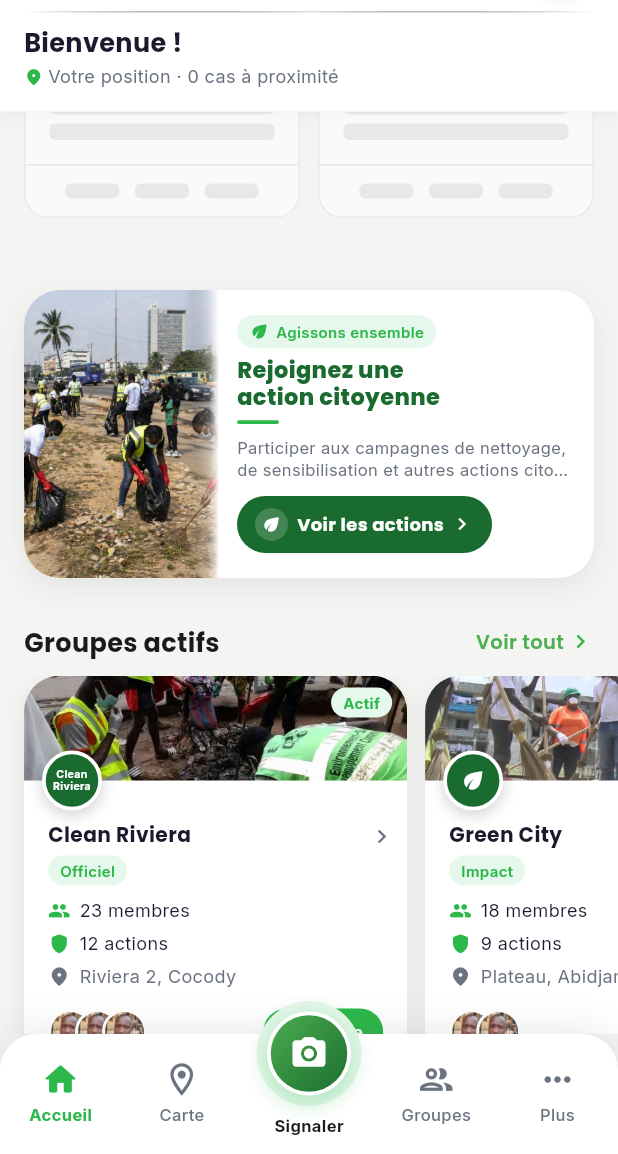
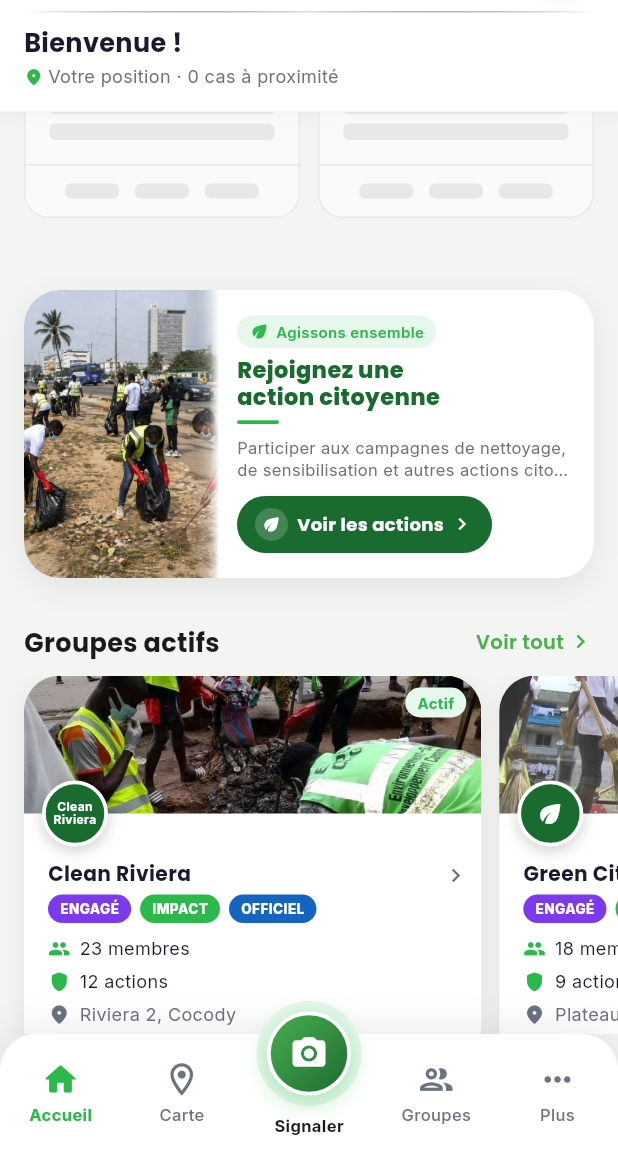
Before and after one commit to MarcelYOH/CliinApp-MVP, a Flutter app: the screen it shows after launch, scrolled down 576 dp, on a phone screen of 412 x 824 dp, the part 82-1236 px from its top. Run offline on Flutter 3.47's test engine with Material 3 defaults, Android fonts, the phone set to English and light mode, and no system bars; our stand-ins replace camera, geocoding, geolocator, google_fonts, image_picker, shared_preferences and 1 more; accounts and stored records are empty.

Commit message:
fix: badges de niveau colorés + ordre fixe, description et carte groupe agrandie
Ajoute levelEngage (violet) et levelOfficiel (bleu) à app_colors.dart pour
des badges pilule pleinement contrastés (fond plein, texte blanc majuscule)
au lieu du fond pâle illisible en extérieur. Ordre d'affichage Engagé/
Impact/Officiel garanti via kGroupLevelOrder. Ajoute la description
tronquée sur la carte, agrandit la carte (largeur/bannière/avatar) pour
laisser respirer tous les éléments, et filtre l'aperçu accueil via
selectFeaturedGroups() pour ne montrer que les groupes les plus complets.

```diff
--- a/lib/core/constants/app_colors.dart
+++ b/lib/core/constants/app_colors.dart
@@ -15,6 +15,11 @@ class CliinAppColors {
   static const Color alertOrange    = Color(0xFFFF9800);
   static const Color alertCritical  = Color(0xFFF44336);
 
+  // Niveaux de badge groupe (Engagé / Impact / Officiel)
+  static const Color levelEngage    = Color(0xFF7C3AED); // violet vif
+  static const Color levelOfficiel  = Color(0xFF1565C0); // bleu vif
+  // Impact réutilise primary (vert) — pas de nouvelle constante nécessaire.
+
   // Textes
   static const Color textDark       = Color(0xFF1A1A2E);
   static const Color textSecondary  = Color(0xFF6B7280);
--- a/lib/features/home/data/home_dummy_data.dart
+++ b/lib/features/home/data/home_dummy_data.dart
@@ -45,12 +45,14 @@ class HomeDummyData {
     GroupModel(
       name: 'Clean Riviera',
       location: 'Riviera 2, Cocody',
+      description:
+          'Nettoyage hebdomadaire des rues et sensibilisation au tri sélectif dans le quartier.',
       membersCount: 23,
       actionsCount: 12,
       bannerAsset: 'assets/images/group_banner1.jpg',
       logoText: 'Clean\nRiviera',
       isActive: true,
-      levelBadges: ['Officiel'],
+      levelBadges: ['Officiel', 'Engagé', 'Impact'],
       leaderAvatarAssets: [
         'assets/images/profile.jpg',
         'assets/images/profile.jpg',
@@ -60,12 +62,14 @@ class HomeDummyData {
     GroupModel(
       name: 'Green City',
       location: 'Plateau, Abidjan',
+      description:
+          'Collectif pour un cadre de vie plus vert : reboisement urbain et compostage communautaire.',
       membersCount: 18,
       actionsCount: 9,
       bannerAsset: 'assets/images/group_banner2.jpg',
       hasLeafIcon: true,
       isActive: true,
-      levelBadges: ['Impact'],
+      levelBadges: ['Impact', 'Engagé', 'Officiel'],
       leaderAvatarAssets: [
         'assets/images/profile.jpg',
         'assets/images/profile.jpg',
@@ -74,6 +78,8 @@ class HomeDummyData {
     GroupModel(
       name: 'Eco Jeunes',
       location: 'Yopougon, Abidjan',
+      description:
+          'Mobilisation des jeunes autour des enjeux environnementaux locaux, ateliers et actions terrain.',
       membersCount: 31,
       actionsCount: 15,
       bannerAsset: 'assets/images/group_banner3.jpg',
--- a/lib/features/home/models/group_model.dart
+++ b/lib/features/home/models/group_model.dart
@@ -1,8 +1,13 @@
 // lib/features/home/models/group_model.dart
+
+// Ordre d'affichage fixe des badges de niveau, quel que soit l'ordre
+// dans lequel ils sont fournis par GroupModel.levelBadges.
+const List<String> kGroupLevelOrder = ['Engagé', 'Impact', 'Officiel'];
 
 class GroupModel {
   final String name;
   final String location;
+  final String? description;
   final int membersCount;
   final int actionsCount;
   final String bannerAsset;
@@ -16,6 +21,7 @@ class GroupModel {
   const GroupModel({
     required this.name,
     required this.location,
+    this.description,
     required this.membersCount,
     required this.actionsCount,
     required this.bannerAsset,
@@ -27,3 +33,17 @@ class GroupModel {
     this.leaderAvatarAssets = const [],
   });
 }
+
+// Aperçu "Groupes actifs" de l'accueil : priorité aux groupes qui ont
+// validé les 3 badges à la fois. Si aucun n'en a 3, on retombe sur les
+// groupes les plus complets, triés du plus au moins de badges validés.
+List<GroupModel> selectFeaturedGroups(List<GroupModel> groups) {
+  final complete = groups
+      .where((g) => kGroupLevelOrder.every(g.levelBadges.contains))
+      .toList();
+  if (complete.isNotEmpty) return complete;
+
+  final sorted = [...groups]
+    ..sort((a, b) => b.levelBadges.length.compareTo(a.levelBadges.length));
+  return sorted;
+}
--- a/lib/features/home/pages/home_page.dart
+++ b/lib/features/home/pages/home_page.dart
@@ -21,6 +21,7 @@ import '../widgets/home_groups.dart';
 import '../widgets/home_categories.dart';
 import '../widgets/home_recent_reports.dart';
 import '../models/category_model.dart';
+import '../models/group_model.dart';
 import '../data/home_dummy_data.dart';
 import '../models/home_report_model.dart';
 import '../../reports/pages/report_camera_page.dart';
@@ -248,7 +249,7 @@ class _HomePageState extends State<HomePage> {
       ),
       HomeActionBanner(data: HomeDummyData.actionBanner, onTap: () {}),
       HomeGroups(
-        groups: HomeDummyData.groups,
+        groups: selectFeaturedGroups(HomeDummyData.groups),
         onVoirTout: () {},
         onCardTap: (_) {},
       ),
--- a/lib/features/home/widgets/home_groups.dart
+++ b/lib/features/home/widgets/home_groups.dart
@@ -21,7 +21,7 @@ class HomeGroups extends StatelessWidget {
 
   @override
   Widget build(BuildContext context) {
-    final double cardWidth = MediaQuery.of(context).size.width * 0.62;
+    final double cardWidth = MediaQuery.of(context).size.width * 0.74;
 
     return Column(
       crossAxisAlignment: CrossAxisAlignment.start,
--- a/lib/shared/widgets/group_card.dart
+++ b/lib/shared/widgets/group_card.dart
@@ -28,8 +28,8 @@ class GroupCard extends StatefulWidget {
 class _GroupCardState extends State<GroupCard> {
   bool _isFollowing = false;
 
-  static const double _coverHeight = 70;
-  static const double _avatarSize = 40;
+  static const double _coverHeight = 92;
+  static const double _avatarSize = 44;
 
   void _toggleFollow() {
     setState(() => _isFollowing = !_isFollowing);
@@ -185,7 +185,7 @@ class _GroupCardState extends State<GroupCard> {
     return Center(
       child: widget.data.hasLeafIcon
           ? const Icon(Icons.eco_rounded,
-              color: CliinAppColors.textWhite, size: 18)
+              color: CliinAppColors.textWhite, size: 20)
           : Text(
               widget.data.logoText ?? '',
               textAlign: TextAlign.center,
@@ -193,7 +193,7 @@ class _GroupCardState extends State<GroupCard> {
               overflow: TextOverflow.ellipsis,
               style: CliinAppTextStyles.badge.copyWith(
                 color: CliinAppColors.textWhite,
-                fontSize: 7,
+                fontSize: 8,
                 fontWeight: FontWeight.bold,
                 height: 1.1,
               ),
@@ -203,10 +203,15 @@ class _GroupCardState extends State<GroupCard> {
 
   // ── Infos ─────────────────────────────────────────────────────
   Widget _buildInfoSection() {
+    final orderedBadges = kGroupLevelOrder
+        .where((level) => widget.data.levelBadges.contains(level))
+        .toList();
+    final description = widget.data.description;
+
     return Padding(
       padding: const EdgeInsets.fromLTRB(
         CliinAppConstants.spacingL,
-        28,
+        32,
         CliinAppConstants.spacingS,
         CliinAppConstants.spacingS,
       ),
@@ -226,14 +231,13 @@ class _GroupCardState extends State<GroupCard> {
             const Icon(Icons.chevron_right,
                 color: CliinAppColors.textSecondary, size: 18),
           ]),
-          if (widget.data.levelBadges.isNotEmpty) ...[
+          if (orderedBadges.isNotEmpty) ...[
             const SizedBox(height: CliinAppConstants.spacingXS),
             Wrap(
               spacing: 6,
               runSpacing: 4,
-              children: widget.data.levelBadges
-                  .map((label) => _buildLevelBadge(label))
-                  .toList(),
+              children:
+                  orderedBadges.map((label) => _buildLevelBadge(label)).toList(),
             ),
           ],
           const SizedBox(height: CliinAppConstants.spacingS),
@@ -243,23 +247,49 @@ class _GroupCardState extends State<GroupCard> {
           const SizedBox(height: CliinAppConstants.spacingXS),
           _infoRow(Icons.location_on_rounded, widget.data.location,
               grey: true),
+          if (description != null && description.isNotEmpty) ...[
+            const SizedBox(height: CliinAppConstants.spacingXS),
+            Text(_truncateDescription(description),
+                style: CliinAppTextStyles.bodySmall.copyWith(
+                    fontSize: 12, color: CliinAppColors.textSecondary),
+                maxLines: 1,
+                overflow: TextOverflow.ellipsis),
+          ],
         ],
       ),
     );
+  }
+
+  String _truncateDescription(String text) {
+    if (text.length <= 60) return text;
+    return '${text.substring(0, 60).trimRight()}...';
+  }
+
+  Color _levelBadgeColor(String level) {
+    switch (level) {
+      case 'Engagé':
+        return CliinAppColors.levelEngage;
+      case 'Officiel':
+        return CliinAppColors.levelOfficiel;
+      case 'Impact':
+      default:
+        return CliinAppColors.primary;
+    }
   }
 
   Widget _buildLevelBadge(String label) {
     return Container(
       padding: const EdgeInsets.symmetric(horizontal: 8, vertical: 3),
       decoration: BoxDecoration(
-        color: CliinAppColors.primaryLight,
+        color: _levelBadgeColor(label),
         borderRadius: BorderRadius.circular(CliinAppConstants.radiusMedium),
       ),
-      child: Text(label,
+      child: Text(label.toUpperCase(),
           style: CliinAppTextStyles.badge.copyWith(
-              color: CliinAppColors.primary,
-              fontSize: 10,
-              fontWeight: FontWeight.w600)),
+              color: CliinAppColors.textWhite,
+              fontSize: 9,
+              fontWeight: FontWeight.w800,
+              letterSpacing: 0.3)),
     );
   }
 
```
